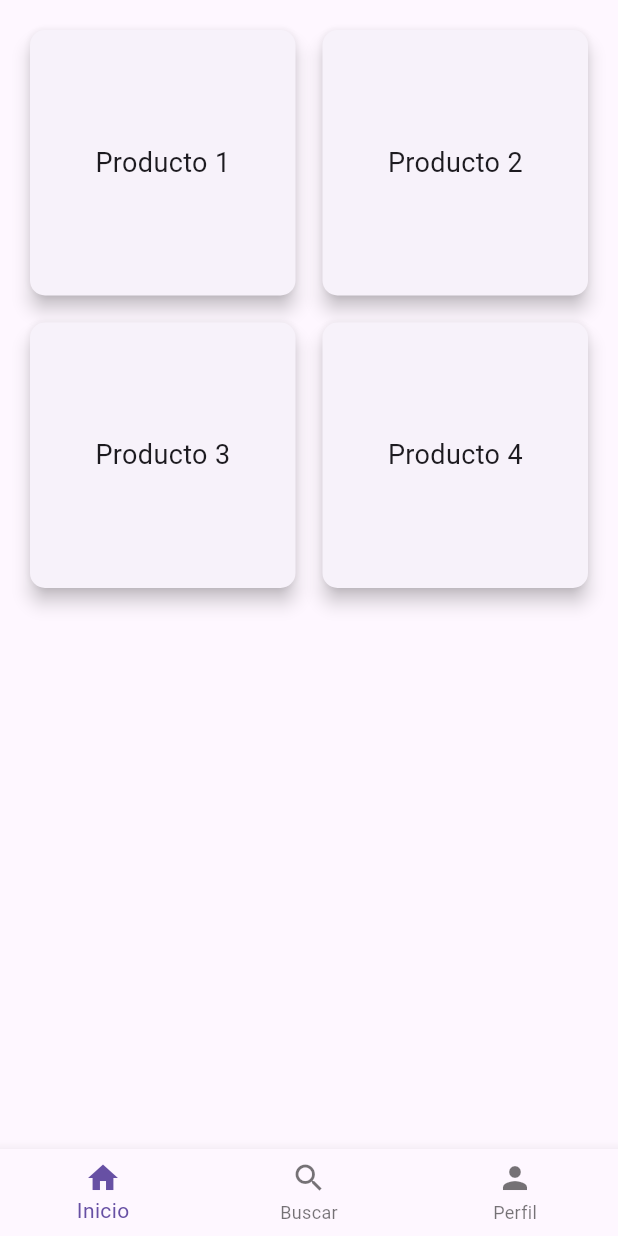
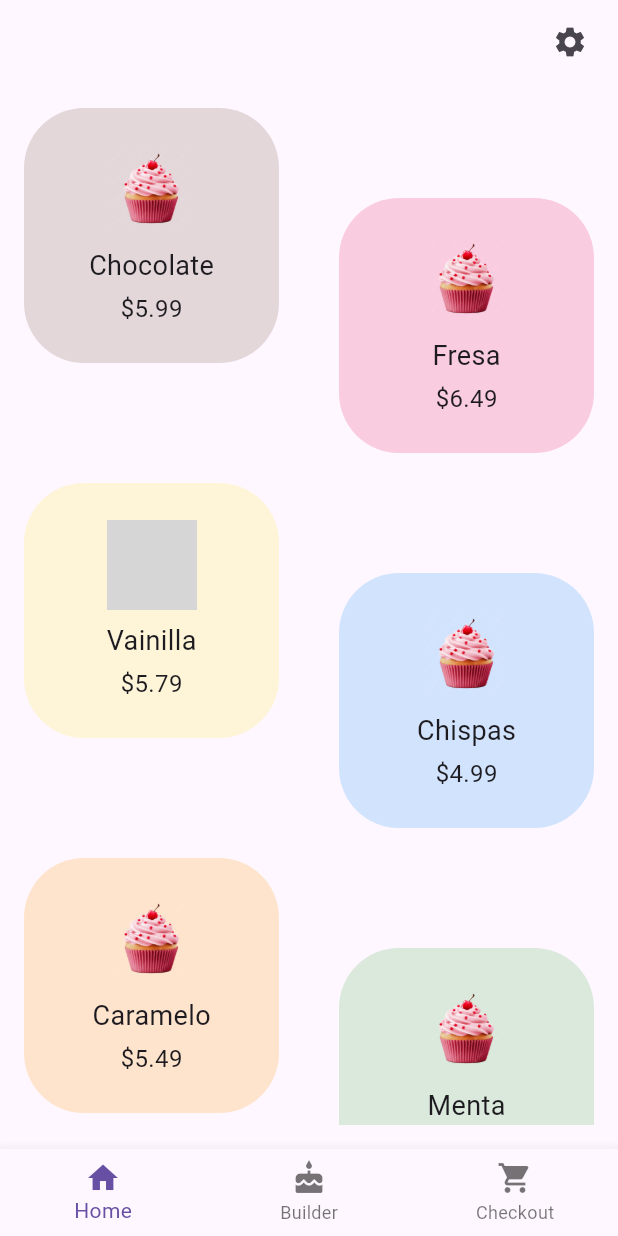
Before and after one commit to Jarvyes14/CupCake_App, a Flutter app: the screen it shows after launch, on a phone screen of 412 x 824 dp. Run offline on Flutter 3.47's test engine with Material 3 defaults, Android fonts, the phone set to English and light mode, and no system bars; grey boxes are pictures that could not be loaded.

Commit message:
Barra Superior

```diff
--- /dev/null
+++ b/lib/models/product.dart
@@ -0,0 +1,15 @@
+import 'package:flutter/material.dart';
+
+class Product {
+  final String title;
+  final String image;
+  final double price;
+  final Color color;
+
+  Product({
+    required this.title,
+    required this.image,
+    required this.price,
+    required this.color,
+  });
+}
--- a/lib/pages/home_page.dart
+++ b/lib/pages/home_page.dart
@@ -1,5 +1,6 @@
 import 'package:flutter/material.dart';
 import 'package:cupcake_app/widgets/bottom_nav_bar.dart';
+import 'package:cupcake_app/widgets/top_nav_bar.dart';
 import '../screens/builder_screen.dart';
 import '../screens/checkout_screen.dart';
 import '../screens/home_screen.dart';
@@ -27,6 +28,7 @@ class _HomePageState extends State<HomePage> {
   @override
   Widget build(BuildContext context) {
     return Scaffold(
+      appBar: TopNavBar(isSettings: false),
       body: _pages[_selectedIndex],
       bottomNavigationBar: BottomNavBar(
         selectedIndex: _selectedIndex,
--- a/lib/screens/home_screen.dart
+++ b/lib/screens/home_screen.dart
@@ -1,27 +1,49 @@
 import 'package:flutter/material.dart';
+import '../models/product.dart';
 
 class HomeScreen extends StatelessWidget {
+  final List<Product> products = [
+    Product(title: 'Chocolate', image: 'assets/chocolate.png', price: 5.99, color: Colors.brown),
+    Product(title: 'Fresa', image: 'assets/fresa.png', price: 6.49, color: Colors.pink),
+    Product(title: 'Vainilla', image: 'assets/vainilla.png', price: 5.79, color: Colors.yellow),
+    Product(title: 'Chispas', image: 'assets/chispas.png', price: 4.99, color: Colors.blue),
+    Product(title: 'Caramelo', image: 'assets/caramelo.png', price: 5.49, color: Colors.orange),
+    Product(title: 'Menta', image: 'assets/menta.png', price: 6.29, color: Colors.green),
+    Product(title: 'Oreo', image: 'assets/oreo.png', price: 7.19, color: Colors.black),
+    Product(title: 'Frambuesa', image: 'assets/frambuesa.png', price: 6.99, color: Colors.red),
+  ];
+
   @override
   Widget build(BuildContext context) {
     return Padding(
       padding: const EdgeInsets.all(16.0),
-      child: GridView.builder(
+      child: GridView.builder( // Cambiar Grid por
         gridDelegate: SliverGridDelegateWithFixedCrossAxisCount(
-          crossAxisCount: 2, // Número de columnas
-          crossAxisSpacing: 10,
-          mainAxisSpacing: 10,
+          crossAxisCount: 2,
+          crossAxisSpacing: 40,
+          mainAxisSpacing: 80,
         ),
-        itemCount: 4, // Número de elementos en la cuadrícula
+        itemCount: products.length,
         itemBuilder: (context, index) {
-          return Card(
-            shape: RoundedRectangleBorder(
-              borderRadius: BorderRadius.circular(10),
-            ),
-            elevation: 5,
-            child: Center(
-              child: Text(
-                'Producto ${index + 1}',
-                style: TextStyle(fontSize: 18),
+          final product = products[index];
+          double offset = (index % 2 == 1) ? 60.0 : 0.0; // Desplazar las de la derecha
+
+          return Transform.translate(
+            offset: Offset(0, offset),
+            child: Container(
+              decoration: BoxDecoration(
+                color: product.color.withOpacity(0.2),
+                borderRadius: BorderRadius.circular(40),
+              ),
+              child: Column(
+                mainAxisAlignment: MainAxisAlignment.center,
+                children: [
+                  Image.asset(product.image, height: 60),
+                  SizedBox(height: 8),
+                  Text(product.title, style: TextStyle(fontSize: 18)),
+                  SizedBox(height: 4),
+                  Text('\$${product.price.toStringAsFixed(2)}', style: TextStyle(fontSize: 16)),
+                ],
               ),
             ),
           );
--- a/lib/widgets/bottom_nav_bar.dart
+++ b/lib/widgets/bottom_nav_bar.dart
@@ -17,15 +17,15 @@ class BottomNavBar extends StatelessWidget {
       items: const [
         BottomNavigationBarItem(
           icon: Icon(Icons.home),
-          label: 'Inicio',
+          label: 'Home',
         ),
         BottomNavigationBarItem(
-          icon: Icon(Icons.search),
-          label: 'Buscar',
+          icon: Icon(Icons.cake),
+          label: 'Builder',
         ),
         BottomNavigationBarItem(
-          icon: Icon(Icons.person),
-          label: 'Perfil',
+          icon: Icon(Icons.shopping_cart),
+          label: 'Checkout',
         ),
       ],
     );
--- /dev/null
+++ b/lib/widgets/top_nav_bar.dart
@@ -0,0 +1,50 @@
+import 'package:flutter/material.dart';
+import '../pages/home_page.dart';
+import '../pages/settings_page.dart';
+
+class TopNavBar extends StatelessWidget implements PreferredSizeWidget {
+  final bool isSettings;
+
+  const TopNavBar({this.isSettings = false});
+
+  @override
+  Widget build(BuildContext context) {
+    return AppBar(
+      backgroundColor: Colors.transparent,
+      elevation: 0,
+      leading: isSettings
+          ? Padding(
+              padding: const EdgeInsets.all(8.0),
+              child: IconButton(
+                icon: Icon(Icons.home),
+                onPressed: () {
+                  Navigator.pushReplacement(
+                    context,
+                    MaterialPageRoute(builder: (context) => HomePage()),
+                  );
+                },
+              ),
+            )
+          : null, // No poner nada en HomePage para que el botón esté en `actions`
+      actions: !isSettings
+          ? [
+              Padding(
+                padding: const EdgeInsets.all(8.0),
+                child: IconButton(
+                  icon: Icon(Icons.settings),
+                  onPressed: () {
+                    Navigator.pushReplacement(
+                      context,
+                      MaterialPageRoute(builder: (context) => SettingsPage()),
+                    );
+                  },
+                ),
+              ),
+            ]
+          : null,
+    );
+  }
+
+  @override
+  Size get preferredSize => Size.fromHeight(kToolbarHeight);
+}
--- a/pubspec.yaml
+++ b/pubspec.yaml
@@ -64,6 +64,10 @@ flutter:
     - assets/fresa.png
     - assets/vainilla.png
     - assets/chispas.png
+    - assets/caramelo.png
+    - assets/menta.png
+    - assets/oreo.png
+    - assets/frambuesa.png
     - assets/sweetbite_logo.png
 
   # An image asset can refer to one or more resolution-specific "variants", see
```
Also changed, not shown: lib/pages/settings_page.dart (added, +19 -0 lines), lib/widgets/app_scaffold.dart (deleted, +0 -45 lines), lib/widgets/product_card.dart (added, +27 -0 lines), assets/caramelo.png (added), assets/frambuesa.png (added), assets/menta.png (added), assets/oreo.png (added).
